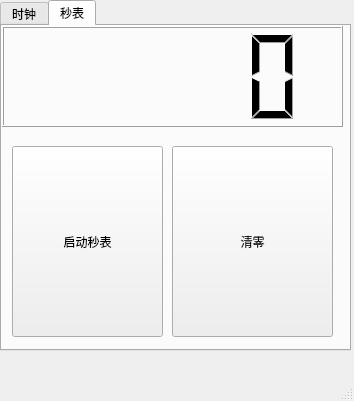
First picture: the form in mainwin.ui, repository ReturnZeroGirl/pyqt_clock, before the edit.
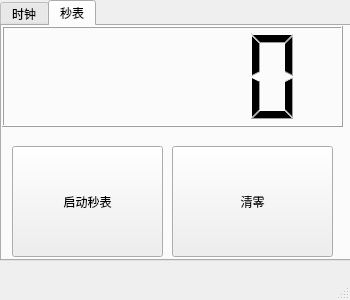
Second picture: the form after the edit. The open tabs and pages were chosen to show the change.

Diff of the .ui file:
```diff
--- a/mainwin.ui
+++ b/mainwin.ui
@@ -6,8 +6,8 @@
    <rect>
     <x>0</x>
     <y>0</y>
-    <width>354</width>
-    <height>401</height>
+    <width>350</width>
+    <height>300</height>
    </rect>
   </property>
   <property name="windowTitle">
@@ -20,7 +20,7 @@
       <x>0</x>
       <y>0</y>
       <width>351</width>
-      <height>351</height>
+      <height>261</height>
      </rect>
     </property>
     <property name="currentIndex">
@@ -129,7 +129,7 @@
         <x>10</x>
         <y>120</y>
         <width>151</width>
-        <height>191</height>
+        <height>111</height>
        </rect>
       </property>
       <property name="text">
@@ -142,7 +142,7 @@
         <x>170</x>
         <y>120</y>
         <width>161</width>
-        <height>191</height>
+        <height>111</height>
        </rect>
       </property>
       <property name="text">
```
Left out of the diff: 4 changed lines with no effect on the pictures.
